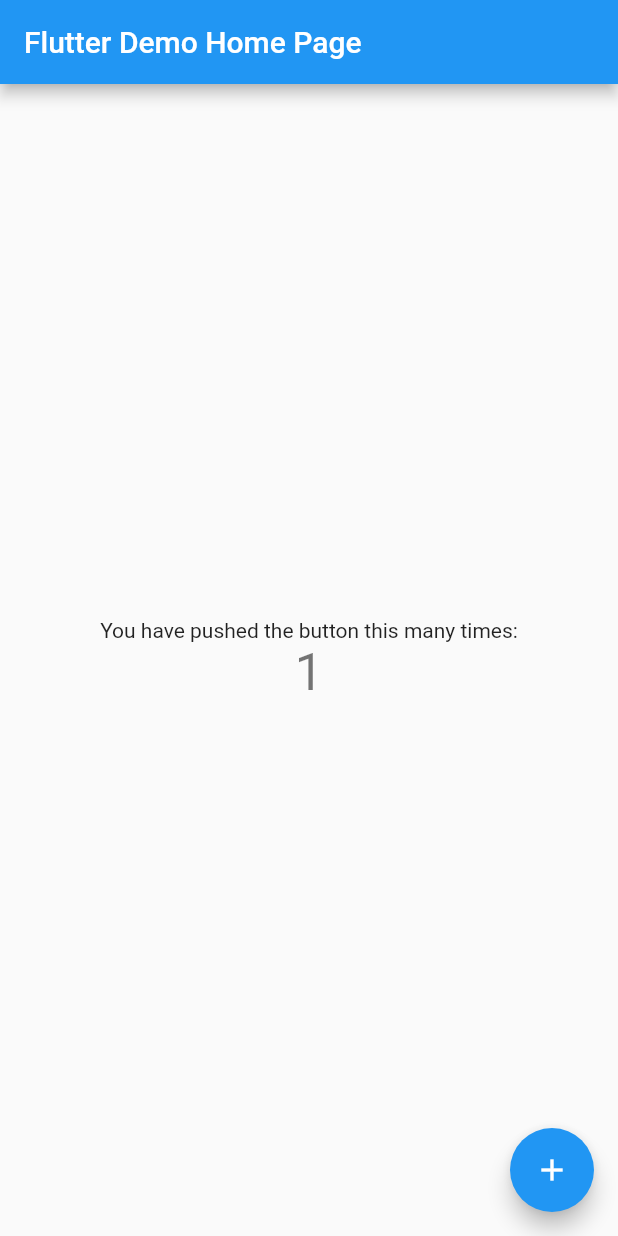
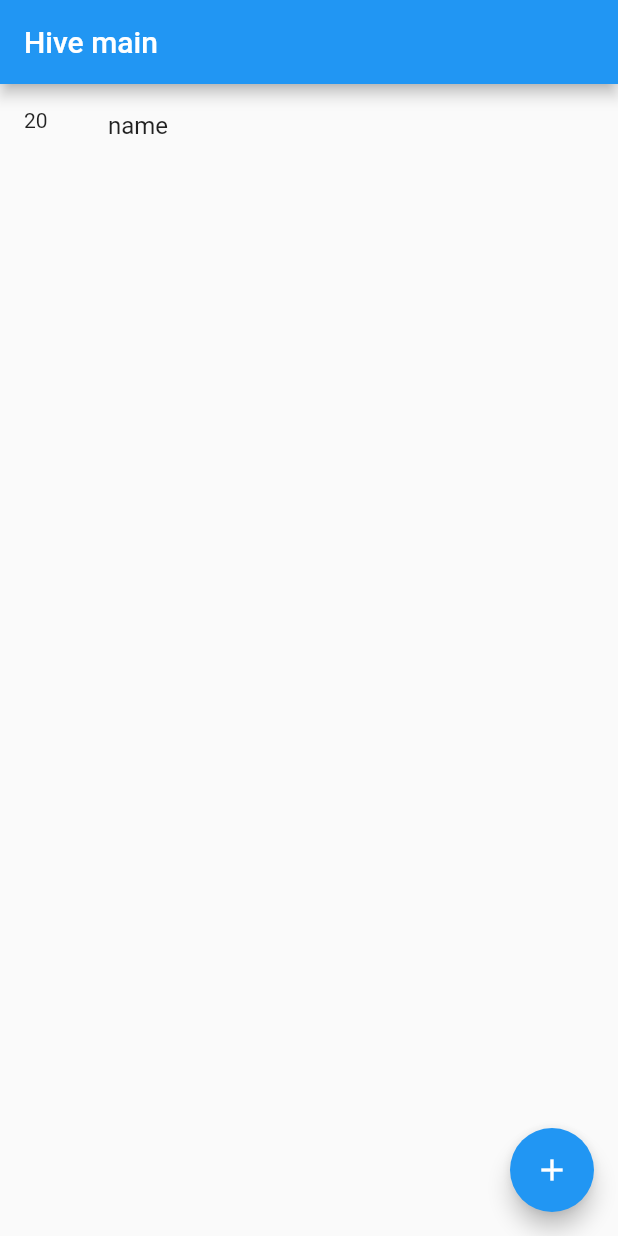
Before and after one commit to tuyen123khac/flutter-learning-practice, a Flutter app: the screen it shows after launch, after a tap on the "add" icon, on a phone screen of 412 x 824 dp. Run offline on Flutter 3.47's test engine with Material 2 defaults, Android fonts, the phone set to English and light mode, and no system bars; our stand-ins replace hive; accounts and stored records are empty.

Commit message:
Basic implement of Hive

```diff
--- /dev/null
+++ b/lib/hive_manager/hive_manager.dart
@@ -0,0 +1,50 @@
+import 'package:flutter_learning_practice/models/person_model.dart';
+import 'package:hive/hive.dart';
+import 'package:path_provider/path_provider.dart' as path_provider;
+
+class HiveManager {
+  static const String boxName = 'personBox';
+  static bool _isInitialized = false;
+  HiveManager._();
+  static Future<void> initHive() async {
+    if (!_isInitialized) {
+      final appDocumentDir =
+          await path_provider.getApplicationDocumentsDirectory();
+      Hive.init(appDocumentDir.path);
+      Hive.registerAdapter(PersonModelAdapter());
+
+      await Hive.openBox<PersonModel>(boxName);
+
+      _isInitialized = true;
+    }
+  }
+
+  static Box<PersonModel> get myModelBox {
+    return Hive.box<PersonModel>(boxName);
+  }
+
+  static Future<void> addMyModel(PersonModel model) async {
+    final box = myModelBox;
+    await box.add(model);
+  }
+
+  static Future<void> updateMyModel(int index, PersonModel updatedModel) async {
+    final box = myModelBox;
+    await box.putAt(index, updatedModel);
+  }
+
+  static Future<void> deleteMyModel(int index) async {
+    final box = myModelBox;
+    await box.deleteAt(index);
+  }
+
+  static List<PersonModel> getAllMyModels() {
+    final box = myModelBox;
+    return box.values.toList();
+  }
+
+  static Future<void> closeHive() async {
+    await Hive.close();
+    _isInitialized = false;
+  }
+}
--- a/lib/main.dart
+++ b/lib/main.dart
@@ -1,6 +1,12 @@
+import 'dart:math';
+
 import 'package:flutter/material.dart';
+import 'package:flutter_learning_practice/hive_manager/hive_manager.dart';
+import 'package:flutter_learning_practice/models/person_model.dart';
 
-void main() {
+void main() async {
+  WidgetsFlutterBinding.ensureInitialized();
+  await HiveManager.initHive();
   runApp(const MyApp());
 }
 
@@ -11,35 +17,17 @@
   @override
   Widget build(BuildContext context) {
     return MaterialApp(
-      title: 'Flutter Demo',
+      title: 'Flutter Hive Package',
       theme: ThemeData(
-        // This is the theme of your application.
-        //
-        // Try running your application with "flutter run". You'll see the
-        // application has a blue toolbar. Then, without quitting the app, try
-        // changing the primarySwatch below to Colors.green and then invoke
-        // "hot reload" (press "r" in the console where you ran "flutter run",
-        // or simply save your changes to "hot reload" in a Flutter IDE).
-        // Notice that the counter didn't reset back to zero; the application
-        // is not restarted.
         primarySwatch: Colors.blue,
       ),
-      home: const MyHomePage(title: 'Flutter Demo Home Page'),
+      home: const MyHomePage(title: 'Hive main'),
     );
   }
 }
 
 class MyHomePage extends StatefulWidget {
   const MyHomePage({Key? key, required this.title}) : super(key: key);
-
-  // This widget is the home page of your application. It is stateful, meaning
-  // that it has a State object (defined below) that contains fields that affect
-  // how it looks.
-
-  // This class is the configuration for the state. It holds the values (in this
-  // case the title) provided by the parent (in this case the App widget) and
-  // used by the build method of the State. Fields in a Widget subclass are
-  // always marked "final".
 
   final String title;
 
@@ -48,68 +36,55 @@
 }
 
 class _MyHomePageState extends State<MyHomePage> {
-  int _counter = 0;
+  List<PersonModel> listModel = [];
 
-  void _incrementCounter() {
-    setState(() {
-      // This call to setState tells the Flutter framework that something has
-      // changed in this State, which causes it to rerun the build method below
-      // so that the display can reflect the updated values. If we changed
-      // _counter without calling setState(), then the build method would not be
-      // called again, and so nothing would appear to happen.
-      _counter++;
-    });
+  @override
+  void initState() {
+    listModel = HiveManager.getAllMyModels();
+    super.initState();
   }
 
   @override
   Widget build(BuildContext context) {
-    // This method is rerun every time setState is called, for instance as done
-    // by the _incrementCounter method above.
-    //
-    // The Flutter framework has been optimized to make rerunning build methods
-    // fast, so that you can just rebuild anything that needs updating rather
-    // than having to individually change instances of widgets.
     return Scaffold(
       appBar: AppBar(
-        // Here we take the value from the MyHomePage object that was created by
-        // the App.build method, and use it to set our appbar title.
         title: Text(widget.title),
       ),
       body: Center(
-        // Center is a layout widget. It takes a single child and positions it
-        // in the middle of the parent.
-        child: Column(
-          // Column is also a layout widget. It takes a list of children and
-          // arranges them vertically. By default, it sizes itself to fit its
-          // children horizontally, and tries to be as tall as its parent.
-          //
-          // Invoke "debug painting" (press "p" in the console, choose the
-          // "Toggle Debug Paint" action from the Flutter Inspector in Android
-          // Studio, or the "Toggle Debug Paint" command in Visual Studio Code)
-          // to see the wireframe for each widget.
-          //
-          // Column has various properties to control how it sizes itself and
-          // how it positions its children. Here we use mainAxisAlignment to
-          // center the children vertically; the main axis here is the vertical
-          // axis because Columns are vertical (the cross axis would be
-          // horizontal).
-          mainAxisAlignment: MainAxisAlignment.center,
-          children: <Widget>[
-            const Text(
-              'You have pushed the button this many times:',
-            ),
-            Text(
-              '$_counter',
-              style: Theme.of(context).textTheme.headline4,
-            ),
-          ],
+        child: ListView.builder(
+          itemBuilder: (context, index) {
+            return GestureDetector(
+              onTap: () {
+                setState(() {
+                  HiveManager.deleteMyModel(index);
+                  listModel = HiveManager.getAllMyModels();
+                });
+              },
+              child: ListTile(
+                key: ValueKey(index),
+                leading: Text(listModel[index].age.toString()),
+                title: Text(listModel[index].name.toString()),
+              ),
+            );
+          },
+          itemCount: listModel.length,
         ),
       ),
       floatingActionButton: FloatingActionButton(
-        onPressed: _incrementCounter,
-        tooltip: 'Increment',
+        onPressed: _onAddData,
+        tooltip: 'Add',
         child: const Icon(Icons.add),
-      ), // This trailing comma makes auto-formatting nicer for build methods.
+      ),
     );
   }
+
+  void _onAddData() {
+    HiveManager.addMyModel(
+      PersonModel(name: 'name', age: Random().nextInt(100)),
+    );
+
+    setState(() {
+      listModel = HiveManager.getAllMyModels();
+    });
+  }
 }
--- /dev/null
+++ b/lib/models/person_model.dart
@@ -0,0 +1,16 @@
+import 'package:hive/hive.dart';
+part 'person_model.g.dart';
+
+@HiveType(typeId: 0)
+class PersonModel extends HiveObject {
+  @HiveField(0)
+  String name;
+
+  @HiveField(1)
+  int age;
+
+  PersonModel({
+    required this.name,
+    required this.age,
+  });
+}
--- a/pubspec.yaml
+++ b/pubspec.yaml
@@ -34,6 +34,10 @@
   # The following adds the Cupertino Icons font to your application.
   # Use with the CupertinoIcons class for iOS style icons.
   cupertino_icons: ^1.0.2
+  hive: ^2.2.3
+  path_provider: ^2.0.15
+  hive_generator: ^2.0.0
+  build_runner: ^2.3.3
 
 dev_dependencies:
   flutter_test:
```
Also changed, not shown: lib/models/person_model.g.dart (added), pubspec.lock, 3 other files.
